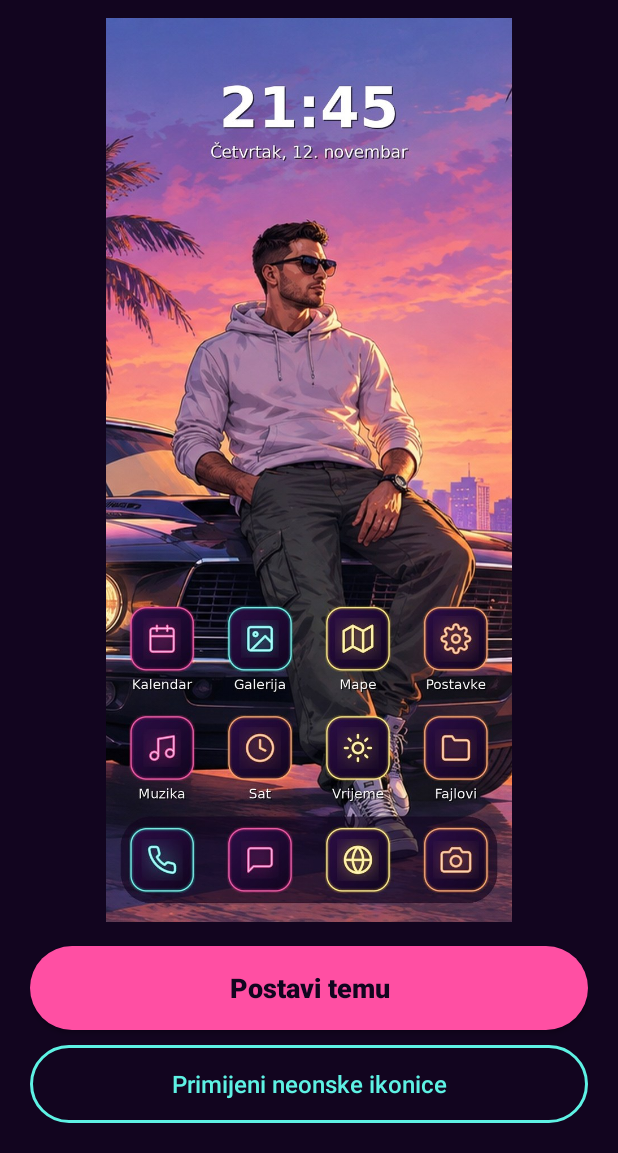
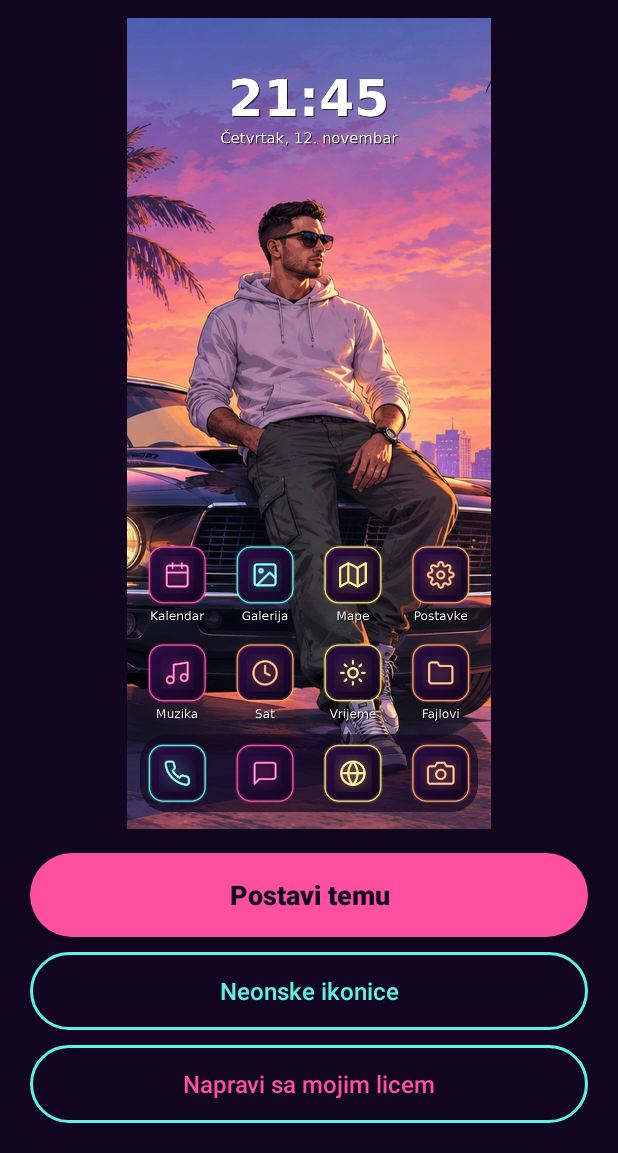
Before and after one commit to kenanbjelic12/neon-coast-tema, an Android app: the screen it shows after launch (MainActivity), on a phone screen of 412 x 824 dp, the part 83-1236 px from its top. Run offline under Robolectric (Android 15) with nearby library versions, the phone set to English and light mode, and no system bars.

Commit message:
Add files via upload

```diff
--- a/app/src/main/res/layout/activity_main.xml
+++ b/app/src/main/res/layout/activity_main.xml
@@ -47,8 +47,19 @@
         android:layout_height="52dp"
         android:layout_marginTop="10dp"
         android:background="@drawable/btn_teal"
-        android:text="Primijeni neonske ikonice"
+        android:text="Neonske ikonice"
         android:textAllCaps="false"
         android:textColor="#5EF2E4"
         android:textSize="16sp" />
+
+    <Button
+        android:id="@+id/btnFace"
+        android:layout_width="match_parent"
+        android:layout_height="52dp"
+        android:layout_marginTop="10dp"
+        android:background="@drawable/btn_teal"
+        android:text="Napravi sa mojim licem"
+        android:textAllCaps="false"
+        android:textColor="#FF4FA3"
+        android:textSize="16sp" />
 </LinearLayout>
```
